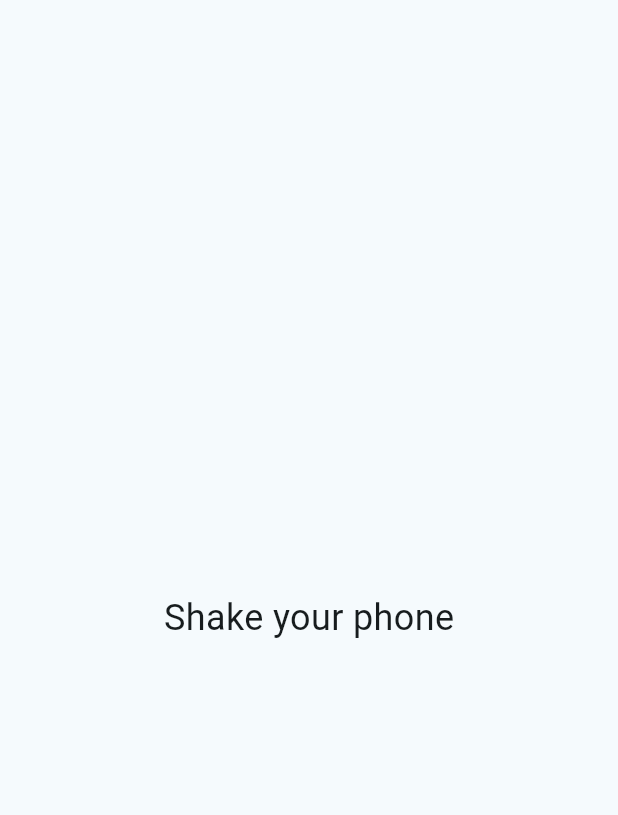
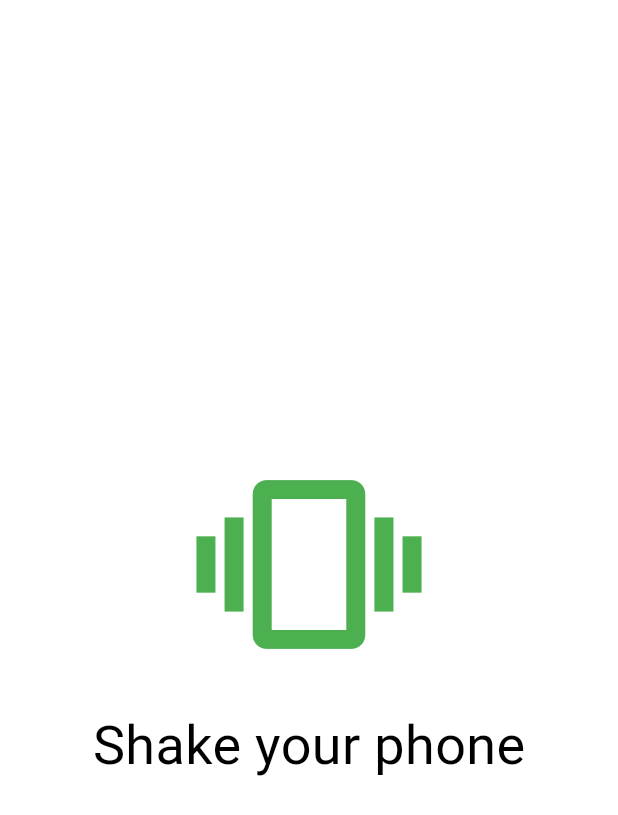
Before and after one commit to Kyneb98/dma_project, a Flutter app: the ShakeChallenge screen opened directly, on a phone screen of 412 x 824 dp. Shown: the top 815 px of the screen. Run offline on Flutter 3.47's test engine with Material 3 defaults, Android fonts, the light colour scheme and no system bars; our stand-ins replace audioplayers, permission_handler, sensors_plus; missing offline and left inert: noise_meter.

Commit message:
Changed colors and text on challenges

```diff
--- a/lib/challenge_list.dart
+++ b/lib/challenge_list.dart
@@ -30,7 +30,12 @@ Challenge getRandomChallenge() {
 // sekvensen som kører de 7 challenges
 Future<void> runChallengeSequence(BuildContext context) async {
   final List<Widget> challengeWidgets = [
+    const ShoutChallenge(),
+    const FlipUpChallenge(),
     const FlipDownChallenge(),
+    const FlipLeftChallenge(),
+    const FlipRightChallenge(),
+    const ShakeChallenge(),
 
 
     // ... etc
--- a/lib/challenges/flip_down_challenge.dart
+++ b/lib/challenges/flip_down_challenge.dart
@@ -82,7 +82,7 @@ class _FlipDownChallengeState extends State<FlipDownChallenge> {
         ),
         const SizedBox(height: 20),
         Text(
-          _isCompleted ? 'Challenge Completed!' : 'FLIP!',
+          _isCompleted ? 'Completed!' : 'FLIP!',
           style: TextStyle(fontSize: 44, color: _isCompleted ? Colors.white : Colors.black),
         ),
       ],
--- a/lib/challenges/flip_left_challenge.dart
+++ b/lib/challenges/flip_left_challenge.dart
@@ -87,7 +87,7 @@ class _FlipLeftChallengeState extends State<FlipLeftChallenge> {
       ),
       const SizedBox(height: 20),
       Text(
-        _isCompleted ? 'Challenge Completed!' : 'FLIP!',
+        _isCompleted ? 'Completed!' : 'FLIP!',
         style: TextStyle(fontSize: 44, color: _isCompleted ? Colors.white : Colors.black),
       ),
     ],
--- a/lib/challenges/flip_right_challenge.dart
+++ b/lib/challenges/flip_right_challenge.dart
@@ -84,7 +84,7 @@ class _FlipRightChallengeState extends State<FlipRightChallenge> {
       ),
       const SizedBox(height: 20),
       Text(
-        _isCompleted ? 'Challenge Completed!' : 'FLIP!',
+        _isCompleted ? 'Completed!' : 'FLIP!',
         style: TextStyle(fontSize: 44, color: _isCompleted ? Colors.white : Colors.black),
       ),
     ],
--- a/lib/challenges/flip_up_challenge.dart
+++ b/lib/challenges/flip_up_challenge.dart
@@ -87,7 +87,7 @@ Widget build(BuildContext context) {
         ),
         const SizedBox(height: 20),
         Text(
-          _isCompleted ? 'Challenge Completed!' : 'FLIP!',
+          _isCompleted ? 'Completed!' : 'FLIP!',
           style: TextStyle(fontSize: 44, color: _isCompleted ? Colors.white : Colors.black),
         ),
       ],
--- a/lib/challenges/shake_challenge.dart
+++ b/lib/challenges/shake_challenge.dart
@@ -65,10 +65,25 @@ void dispose() {
   @override
 Widget build(BuildContext context) {
   return Scaffold(
+    backgroundColor: _isCompleted ? Colors.green : Colors.white,
     body: Center(
-        child: Text(
-          _isCompleted ? 'Challenge Completed!' : 'Shake your phone',
-          style: const TextStyle(fontSize: 24),
+      child: Column(
+        mainAxisAlignment: MainAxisAlignment.center,
+        children: [
+          Icon(
+            Icons.vibration,
+            size: 150,
+            color: _isCompleted ? Colors.white : Colors.green,
+          ),
+          const SizedBox(height: 20),
+          Text(
+            _isCompleted ? 'Completed!' : 'Shake your phone',
+            style: TextStyle(
+              fontSize: 36,
+              color: _isCompleted ? Colors.white : Colors.black,
+            ),
+          ),
+        ],
       ),
     ),
   );
```
Also changed, not shown: lib/challenges/shout_challenge.dart (+9 -8 lines). Lines whose indentation alone changed are shown as unchanged.
